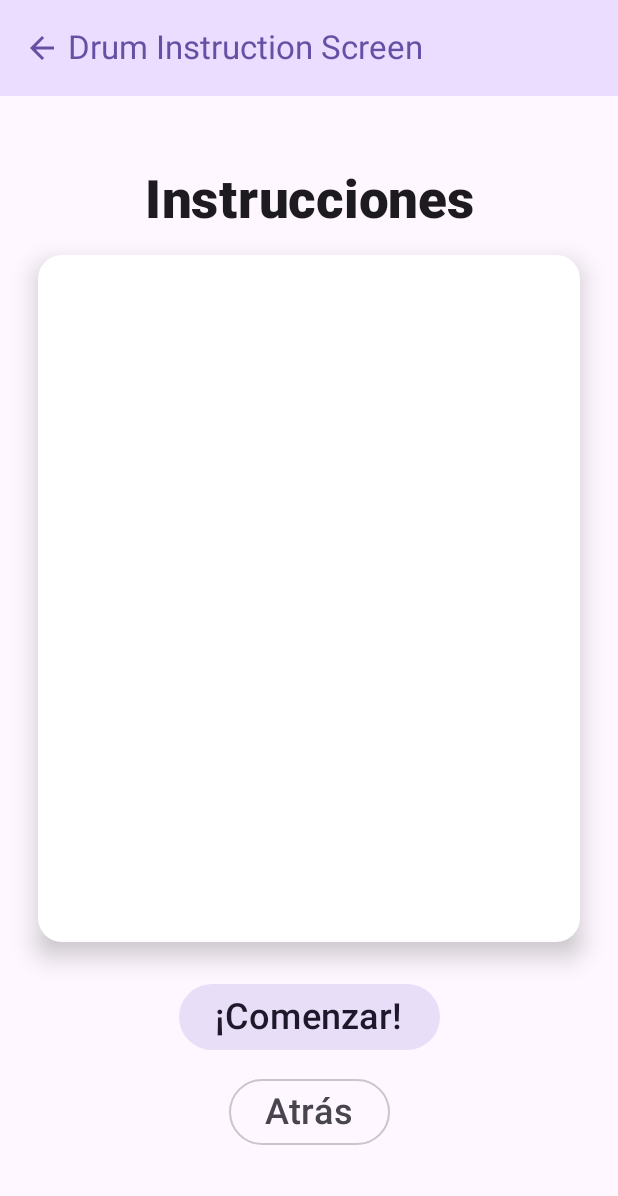
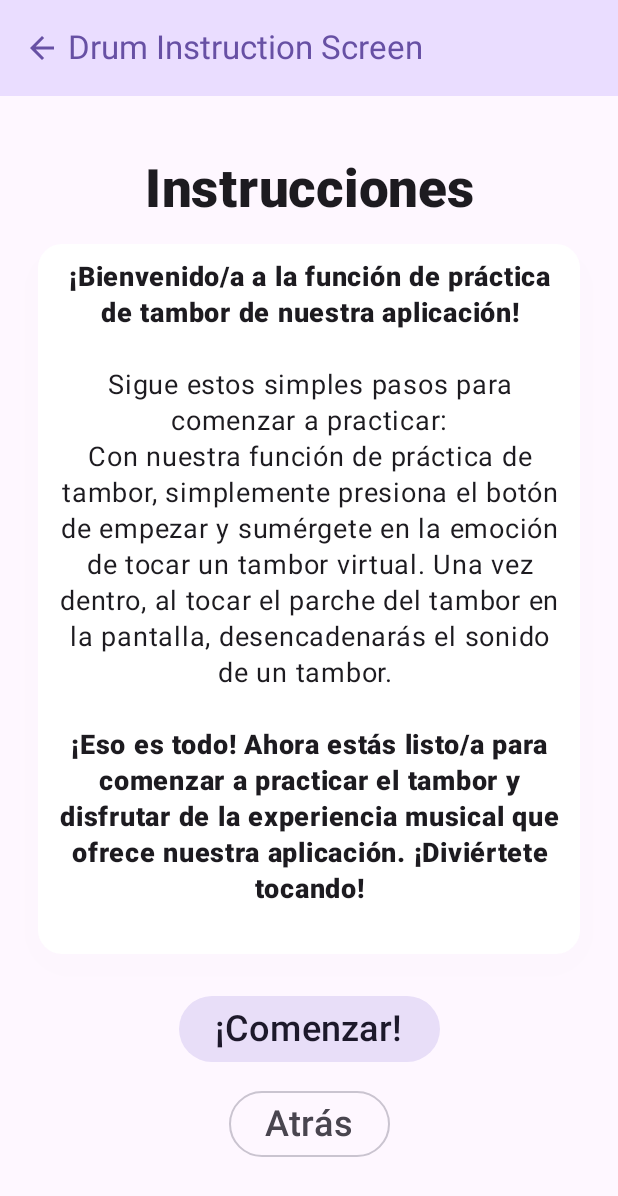
Before and after one commit to SnakyDH/ASAB-Music-Saver, an Android app built with Jetpack Compose: the DrumInstructionScreen screen opened through its navigation route, on a phone screen of 412 x 824 dp. Shown: the top 1196 px of the screen. Run offline under Robolectric (Android 15) with nearby library versions, the phone set to English and light mode, and no system bars.

Commit message:
instruction information added

```diff
--- a/app/src/main/java/com/snakydh/asab_music_saver/screens/DrumInstructionScreen.kt
+++ b/app/src/main/java/com/snakydh/asab_music_saver/screens/DrumInstructionScreen.kt
@@ -81,12 +81,39 @@ fun DrumInstructionScreen(navController: NavController) {
             Card(
                 modifier = Modifier
                     .fillMaxWidth()
-                    .height(490.dp)
+                    .height(505.dp)
                     .padding(horizontal = 25.dp, vertical = 16.dp),
                 shape = RoundedCornerShape(16.dp),
                 colors = CardDefaults.cardColors(Color.White),
                 elevation = CardDefaults.cardElevation(10.dp)
             ) {
+                Column(
+                    modifier = Modifier
+                        .padding(10.dp)
+                ) {
+                    Text(
+                        text = "¡Bienvenido/a a la función de práctica de tambor de nuestra aplicación!\n",
+                        fontWeight = FontWeight.ExtraBold,
+                        textAlign = TextAlign.Center,
+                        fontSize = 18.sp
+                    )
+                    Text(
+                        text = "Sigue estos simples pasos para comenzar a practicar:\n" +
+                                "Con nuestra función de práctica de tambor, simplemente presiona el botón de empezar y sumérgete en la emoción " +
+                                "de tocar un tambor virtual. Una vez dentro, al tocar el parche del tambor en la pantalla, desencadenarás " +
+                                "el sonido de un tambor. \n",
+                        textAlign = TextAlign.Center,
+                        fontSize = 18.sp
+                    )
+                    Text(
+                        text = "¡Eso es todo! Ahora estás listo/a para comenzar a practicar el tambor y disfrutar de la experiencia musical " +
+                                "que ofrece nuestra aplicación. ¡Diviértete tocando!",
+                        fontWeight = FontWeight.ExtraBold,
+                        textAlign = TextAlign.Center,
+                        fontSize = 18.sp
+                    )
+
+                }
             }
             Column(
                 modifier = Modifier
@@ -94,7 +121,7 @@ fun DrumInstructionScreen(navController: NavController) {
                 horizontalAlignment = Alignment.CenterHorizontally,
                 verticalArrangement = Arrangement.Center
             ) {
-                FilledTonalButton(onClick = { navController.navigate(AppScreens.HomeScreen.route) }) {
+                FilledTonalButton(onClick = { navController.navigate(AppScreens.DrumScreen.route) }) {
                     Text("¡Comenzar!", fontSize = 24.sp)
                 }
                 Spacer(modifier = Modifier.height(15.dp))
@@ -102,7 +129,8 @@ fun DrumInstructionScreen(navController: NavController) {
                 OutlinedButton(onClick = { navController.navigate(AppScreens.HomeScreen.route) }) {
                     Text(text = "Atrás", fontSize = 24.sp)
                 }
-            }
-        } // Column inicial
+
+            } // Column inicial
+        }
     }
 }
```
